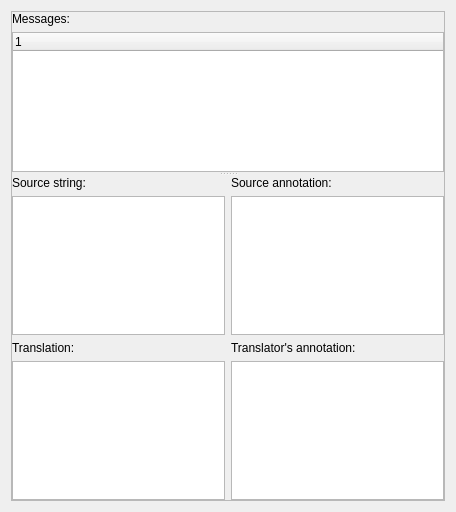
Old version of the form trunk/src/translator/msg_form.ui in the repository azizk/dil.
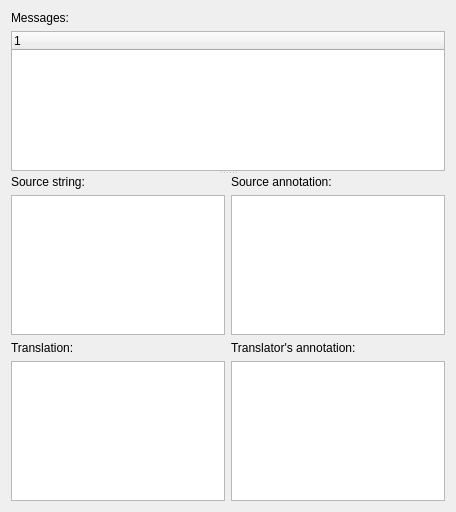
New version of the form.

Commit message:
Translator: made central widget a QTabWidget.
ProjectTree emits signals for keys enter and delete.

```diff
--- a/trunk/src/translator/msg_form.ui
+++ b/trunk/src/translator/msg_form.ui
@@ -15,9 +15,6 @@
   <layout class="QVBoxLayout" >
    <item>
     <widget class="QSplitter" name="splitter" >
-     <property name="frameShape" >
-      <enum>QFrame::StyledPanel</enum>
-     </property>
      <property name="orientation" >
       <enum>Qt::Vertical</enum>
      </property>
```
The commit also changes 3 other files.
